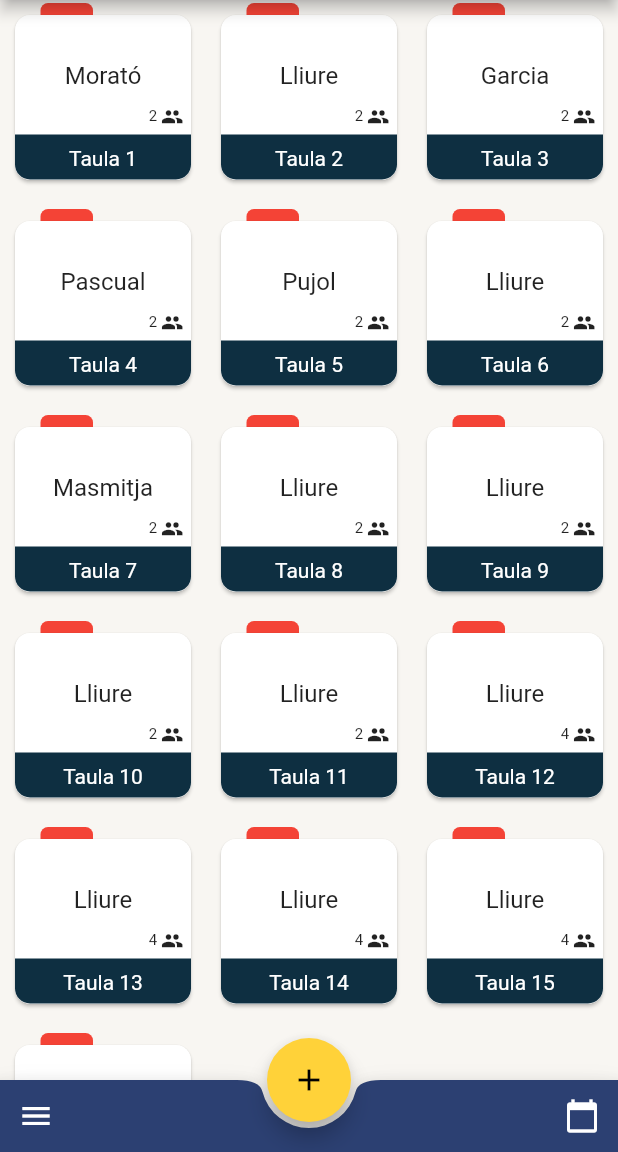
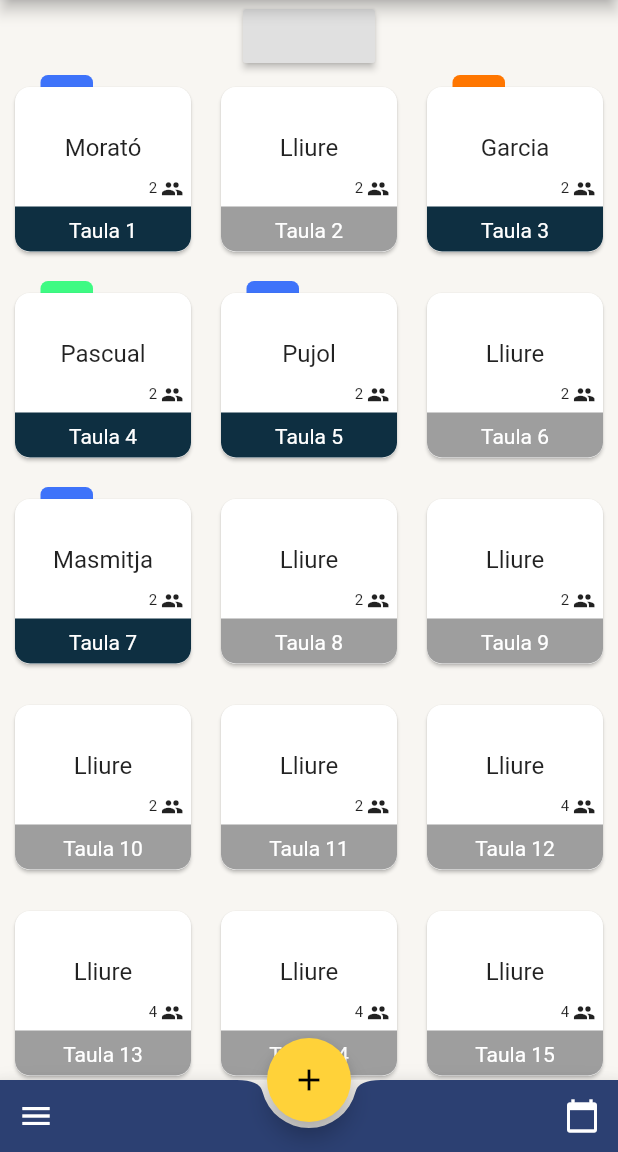
Before and after one commit to TomasMoratoPerezPorro/nxTable, a Flutter app: the screen it shows after launch, on a phone screen of 412 x 824 dp, the part 84-1236 px from its top. Run offline on Flutter 3.47's test engine with Material 2 defaults, Android fonts, the phone set to English and light mode, and no system bars.

Commit message:
Canvis etiquets d'estat i primera modificació Llista taules + boto torns

```diff
--- a/lib/Clases/Reserva.dart
+++ b/lib/Clases/Reserva.dart
@@ -1,3 +1,4 @@
+import 'package:flutter/material.dart';
 import 'package:prototip_tfg/Clases/Restaurant.dart';
 
 //ESTAT 1= Tronja; 2= Blau; 3= Verd; 4=Vermell
@@ -15,4 +16,24 @@ class Reserva {
 
   Reserva(this.id, this.servei, this.torn, this.nom, this.telefon, this.taula,
       this.comentaris, this.horaEntrada, this.estat);
+
+  Color getColorEstat() {
+    switch (this.estat) {
+      case 1:
+        return Color.fromARGB(255, 255, 118, 0);
+        break;
+      case 2:
+        return Color.fromARGB(255, 62, 115, 250);
+        break;
+      case 3:
+        return Color.fromARGB(255, 62, 250, 131);
+        break;
+      case 4:
+        return Color.fromARGB(255, 44, 64, 114);
+        break;
+      default:
+        return Color.fromARGB(0, 250, 62, 87);
+        break;
+    }
+  }
 }
--- a/lib/Clases/ReservasDia.dart
+++ b/lib/Clases/ReservasDia.dart
@@ -12,9 +12,9 @@ List<Reserva> getReservasDia(DateTime dia, int servei, int torn) {
   Reserva reserva1 = Reserva(
       0001, 1, 1, 'Morató', '608492147', 1, 'Clients VIP', Hora(21, 30), 2);
   Reserva reserva2 = Reserva(0002, 1, 1, 'Garcia', '605367557', 3,
-      'Alergico al Aguacate', Hora(21, 30), 2);
+      'Alergico al Aguacate', Hora(21, 30), 1);
   Reserva reserva3 =
-      Reserva(0003, 1, 1, 'Pascual', '934181242', 4, '', Hora(21, 30), 2);
+      Reserva(0003, 1, 1, 'Pascual', '934181242', 4, '', Hora(21, 30), 3);
   Reserva reserva4 =
       Reserva(0004, 1, 1, 'Pujol', '63002200', 5, '', Hora(21, 30), 2);
   Reserva reserva5 =
--- a/lib/pages/MainPage.dart
+++ b/lib/pages/MainPage.dart
@@ -103,12 +103,24 @@ class TaulesGrid extends StatelessWidget {
 
   @override
   Widget build(BuildContext context) {
-    return GridView.count(crossAxisCount: 3, children: <Widget>[
-      for (var taula in _taules.taulesInfoList)
-        GridTile(
-          child: TaulaStack(taula: taula),
-        )
-    ]);
+    return Column(
+      children: <Widget>[
+        RaisedButton(onPressed: (){}),
+        Flexible(
+          flex:1,
+          child: GridView.count(
+              crossAxisCount: 3,
+              //shrinkWrap: true,
+              //physics: ScrollPhysics(),
+              children: <Widget>[
+                for (var taula in _taules.taulesInfoList)
+                  GridTile(
+                    child: TaulaStack(taula: taula),
+                  )
+              ]),
+        ),
+      ],
+    );
   }
 }
 
@@ -170,7 +182,9 @@ class TaulaInfoCardId extends StatelessWidget {
               margin: EdgeInsets.only(top: 6),
               height: 30,
               decoration: BoxDecoration(
-                color: Color.fromARGB(255, 14, 47, 65),
+                color: (taula.isreserva
+                    ? Color.fromARGB(255, 14, 47, 65)
+                    : Colors.grey),
                 borderRadius: BorderRadius.only(
                     topLeft: Radius.zero,
                     topRight: Radius.zero,
@@ -254,13 +268,16 @@ class TaulaInfoCardNom extends StatelessWidget {
 class IndicadorEstat extends StatelessWidget {
   @override
   Widget build(BuildContext context) {
+    final taula = Provider.of<Taula>(context);
     return Container(
       //indicador estat
       margin: EdgeInsets.only(left: 27, top: 2),
       width: 35,
       height: 40,
       decoration: BoxDecoration(
-          color: Colors.red,
+          color: (taula.isreserva
+              ? taula.reserva.getColorEstat()
+              : Color.fromARGB(0, 250, 62, 87)),
           borderRadius: BorderRadius.all(Radius.circular(5))),
     );
   }
```
